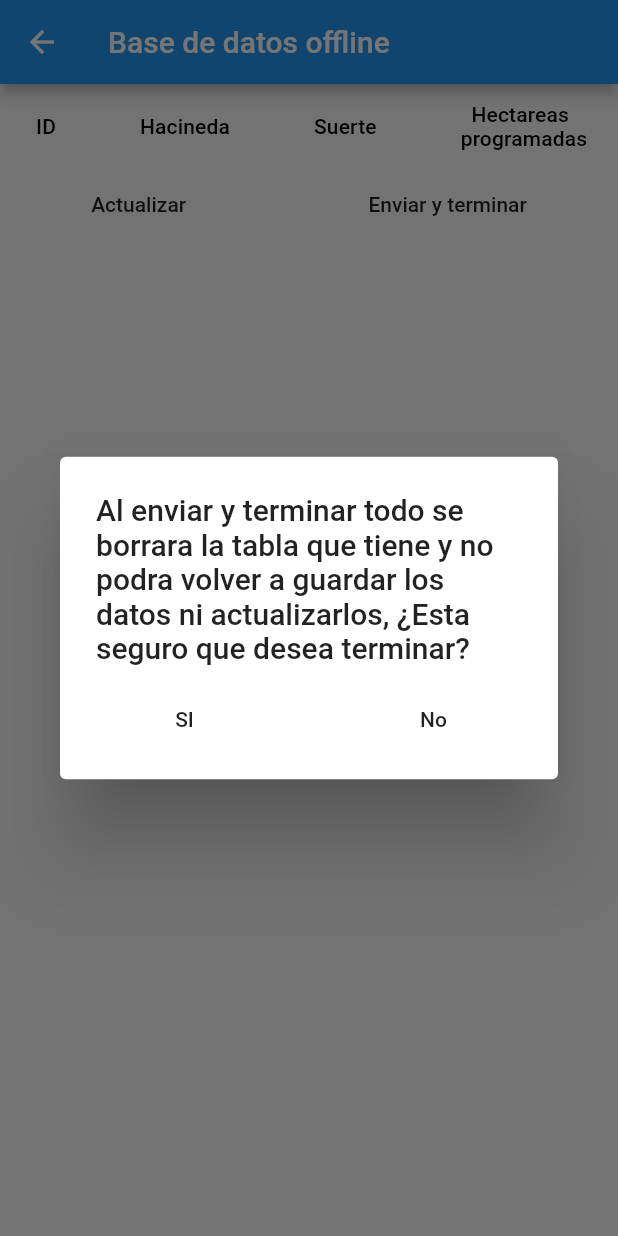
After one commit to OPOII/CENICANAADMINAPP, a Flutter app: the DatabaseInfo screen opened directly, after a tap on "Enviar y terminar", on a phone screen of 412 x 824 dp. The commit adds this screen. Run offline on Flutter 3.47's test engine with Material 2 defaults, Android fonts, the phone set to English and light mode, and no system bars; our stand-ins replace cloud_firestore, connectivity, datetime_picker_formfield, firebase_auth, firebase_core, flutter_spinkit and 2 more; accounts and stored records are empty; statements that could not run were skipped.

Commit message:
Finish
Finished

```diff
--- a/cenicana_admin_app/lib/src/view/AreaAdmin/AgregarUsuarios.dart
+++ b/cenicana_admin_app/lib/src/view/AreaAdmin/AgregarUsuarios.dart
@@ -295,6 +295,7 @@ class _UsersState extends State<AgregarUsuarios> {
         .collection('users')
         .doc(tokenUsuario)
         .set(infoUsuario);
+    clearData();
   }
 
   void addNewUser(String contra, String email) async {
--- /dev/null
+++ b/cenicana_admin_app/lib/src/view/Data/DataBaseView.dart
@@ -0,0 +1,321 @@
+import 'dart:async';
+import 'dart:io';
+
+import 'package:cenicana_admin_app/src/model/DataBase/Database.dart';
+import 'package:cenicana_admin_app/src/model/Services/crud.dart';
+import 'package:cenicana_admin_app/src/model/tarea.dart';
+import 'package:cloud_firestore/cloud_firestore.dart';
+import 'package:connectivity/connectivity.dart';
+import 'package:flutter/material.dart';
+
+class DatabaseInfo extends StatefulWidget {
+  @override
+  DatabaseView createState() => DatabaseView();
+}
+
+class DatabaseView extends State<DatabaseInfo> {
+  static final coleccionBasesDatos = "repositorio";
+  List<Map<String, dynamic>> listado;
+  List<Tarea> tarea;
+  TextEditingController ejecutableController = new TextEditingController();
+  StreamSubscription connectivityStream;
+  ConnectivityResult oldres;
+  CrudConsultas consultas = new CrudConsultas();
+  bool dialogshown = false;
+  int idActualizar = 0;
+  // ignore: missing_return
+  Future<bool> checkInternet() async {
+    try {
+      final result = await InternetAddress.lookup('google.com');
+      if (result.isNotEmpty && result[0].rawAddress.isNotEmpty) {
+        return Future.value(true);
+      }
+    } on SocketException catch (_) {
+      return Future.value(false);
+    }
+  }
+
+  @override
+  void initState() {
+    super.initState();
+    connectivityStream =
+        Connectivity().onConnectivityChanged.listen((ConnectivityResult resu) {
+      if (resu == ConnectivityResult.none) {
+        dialogshown = true;
+      } else if (oldres == ConnectivityResult.none) {
+        checkInternet().then((result) {
+          if (result == true) {
+            if (dialogshown == true) {
+              dialogshown = false;
+            }
+          }
+        });
+      }
+      oldres = resu;
+    });
+    convertir();
+  }
+
+  @override
+  void dispose() {
+    super.dispose();
+    connectivityStream.cancel();
+  }
+
+  convertir() async {
+    dynamic resultado = await DataBaseOffLine.instance.queryAll();
+    setState(() {
+      tarea = resultado;
+    });
+  }
+
+  @override
+  Widget build(BuildContext context) {
+    return Scaffold(
+      appBar: AppBar(
+        title: Text("Base de datos offline"),
+      ),
+      //Para evitar que haya un overflow, lo primero que se debe de hacer es
+      //atrapar todo el widget container para que scrollee hacia abajo como algo normal
+      //Luego, en el container meto la tabla y de ahi atrapo el container con el scroll
+      //para poder scrollear de manera vertical
+      body: SingleChildScrollView(
+        child: Column(
+          children: [
+            SingleChildScrollView(
+              scrollDirection: Axis.horizontal,
+              child: Container(
+                child: Column(
+                  children: [
+                    DataTable(
+                      columns: [
+                        DataColumn(
+                          label: Text("ID"),
+                          numeric: false,
+                          tooltip: "ID",
+                        ),
+                        DataColumn(
+                          label: Text("Hacineda"),
+                          numeric: false,
+                          tooltip: "Hacienda",
+                        ),
+                        DataColumn(
+                          label: Text("Suerte"),
+                          numeric: false,
+                          tooltip: "Suerte",
+                        ),
+                        DataColumn(
+                          label: Text("  Hectareas \nprogramadas"),
+                          numeric: false,
+                          tooltip: "programa",
+                        ),
+                        DataColumn(
+                          label: Text("Actividad"),
+                          numeric: false,
+                          tooltip: "Actividad",
+                        ),
+                        DataColumn(
+                          label: Text("Ejecutable"),
+                          numeric: false,
+                          tooltip: "Ejecutable",
+                        ),
+                        DataColumn(
+                          label: Text("Pendiente"),
+                          numeric: false,
+                          tooltip: "Pendiente",
+                        ),
+                        DataColumn(
+                          label: Text("Observacion"),
+                          numeric: false,
+                          tooltip: "Observacion",
+                        ),
+                      ],
+                      rows: tarea
+                          .map(
+                            (epa) => DataRow(
+                              cells: [
+                                DataCell(
+                                  Text(epa.id.toString()),
+                                ),
+                                DataCell(
+                                  Center(child: Text(epa.hacienda)),
+                                ),
+                                DataCell(
+                                  Center(child: Text(epa.suerte)),
+                                ),
+                                DataCell(
+                                  Center(child: Text(epa.programa)),
+                                ),
+                                DataCell(
+                                  Center(child: Text(epa.actividad)),
+                                ),
+                                DataCell(
+                                  Center(child: Text(epa.ejecutable)),
+                                  onTap: () {
+                                    showDialog(
+                                      context: context,
+                                      builder: (context) => SimpleDialog(
+                                        title: Text(
+                                            'Inserte el número de hectareas realizadas hasta ahora'),
+                                        children: <Widget>[
+                                          TextFormField(
+                                            keyboardType: TextInputType.number,
+                                            controller: ejecutableController,
+                                            validator: (input) {
+                                              if (input.isEmpty) {
+                                                return 'Por favor no deje el campo vacio';
+                                              }
+                                              return null;
+                                            },
+                                          ),
+                                          Center(
+                                            child: FlatButton(
+                                              child: Text('Guardar'),
+                                              onPressed: () {
+                                                if (ejecutableController.text ==
+                                                    "") {
+                                                  return "No se puede ingresar un campo vacio";
+                                                } else {
+                                                  setState(
+                                                    () {
+                                                      updateRow(
+                                                          ejecutableController
+                                                              .text,
+                                                          epa.id);
+                                                      idActualizar = epa.id;
+                                                    },
+                                                  );
+                                                }
+                                              },
+                                            ),
+                                          )
+                                        ],
+                                      ),
+                                    );
+                                  },
+                                ),
+                                DataCell(
+                                  Center(child: buildText(epa)),
+                                ),
+                                DataCell(
+                                  Center(child: Text(epa.observacion)),
+                                ),
+                              ],
+                            ),
+                          )
+                          .toList(),
+                    ),
+                  ],
+                ),
+              ),
+            ),
+            Row(
+              mainAxisAlignment: MainAxisAlignment.spaceAround,
+              children: [buildFlatButton(), buildBotonEnviarYTerminar()],
+            ),
+          ],
+        ),
+      ),
+    );
+  }
+
+  FlatButton buildFlatButton() {
+    if (dialogshown == false) {
+      return FlatButton(
+        child: Text('Actualizar'),
+        onPressed: () {
+          enviarYActualizarTabla();
+        },
+      );
+    } else {
+      return FlatButton(child: Text('Actualizar'), onPressed: null);
+    }
+  }
+
+  FlatButton buildBotonEnviarYTerminar() {
+    DateTime viernes = new DateTime.now();
+    if (viernes.weekday == 6 && dialogshown == false) {
+      return FlatButton(
+        child: Text('Enviar y terminar'),
+        onPressed: () {
+          showDialog(
+            context: context,
+            builder: (context) => SimpleDialog(
+              title: Text(
+                  'Al enviar y terminar todo se borrara la tabla que tiene y no podra volver a guardar los datos ni actualizarlos, ¿Esta seguro que desea terminar?'),
+              children: <Widget>[
+                /*TextFormField(
+                  keyboardType: TextInputType.number,
+                  controller: ejecutableController,
+                  validator: (input) {
+                    if (input.isEmpty) {
+                      return 'Por favor no deje el campo vacio';
+                    }
+                    return null;
+                  },
+                ),
+                */
+                Row(
+                  mainAxisAlignment: MainAxisAlignment.spaceAround,
+                  children: [
+                    FlatButton(child: Text('SI'), onPressed: () {}),
+                    FlatButton(child: Text('No'), onPressed: () {})
+                  ],
+                ),
+              ],
+            ),
+          );
+        },
+      );
+    } else {
+      return FlatButton(child: Text('Enviar y terminar'), onPressed: null);
+    }
+  }
+
+  enviarYActualizarTabla() async {
+    for (var i = 0; i < tarea.length; i++) {
+      DocumentReference ref = FirebaseFirestore.instance
+          .collection('Ingenio')
+          .doc('1')
+          .collection(coleccionBasesDatos)
+          .doc(tarea[i].id.toString());
+      ref.update({'ejecutable': double.tryParse(tarea[i].ejecutable)});
+      ref.update({'pendiente': double.tryParse(tarea[i].pendiente)});
+    }
+    /*print(tarea[0].ejecutable);
+    final snapshot = await FirebaseFirestore.instance
+        .collection('Ingenio')
+        .doc('1')
+        .collection('repositorio')
+        .get();
+    if (snapshot.docs.length == 0) {
+      consultas.insumoDiaLunesAdmin();
+    }
+    print(snapshot.docs.length.toString() + " A ver");
+    //tarea[0].ejecutable = "1.5";
+    */
+  }
+
+  enviarYBorrarTabla() async {}
+
+  updateRow(String referencia, epa) {
+    DataBaseOffLine.instance.update({
+      DataBaseOffLine.columnId: epa,
+      DataBaseOffLine.columnejecutable: referencia
+    });
+    Navigator.pop(context);
+  }
+
+  Text buildText(Tarea epa) {
+    double ejecutable = double.tryParse(epa.ejecutable);
+    double programadas = double.tryParse(epa.programa);
+    double respuesta = programadas - ejecutable;
+    respuesta.toStringAsFixed(2);
+    if (respuesta < 0) {
+      return Text("");
+    } else {
+      epa.pendiente = respuesta.toStringAsFixed(2);
+      return Text(respuesta.toStringAsFixed(2));
+    }
+  }
+}
--- a/cenicana_admin_app/lib/src/view/Lobby/TablaInfo.dart
+++ b/cenicana_admin_app/lib/src/view/Lobby/TablaInfo.dart
@@ -1,4 +1,4 @@
-import 'package:cenicana_admin_app/src/view/LoadingIndicator.dart';
+import 'package:cenicana_admin_app/src/view/Frames/LoadingIndicator.dart';
 import 'package:cloud_firestore/cloud_firestore.dart';
 import 'package:flutter/material.dart';
 import 'package:intl/date_symbol_data_local.dart';
```
Also changed, not shown: cenicana_admin_app/lib/src/view/Lobby/lobbyPrincipal.dart (+11 -4 lines), cenicana_admin_app/lib/src/view/loginPage.dart (+11 -2 lines), cenicana_admin_app/lib/src/view/Frames/LoadingIndicator.dart (renamed from cenicana_admin_app/lib/src/view/LoadingIndicator.dart), 1 other file.
